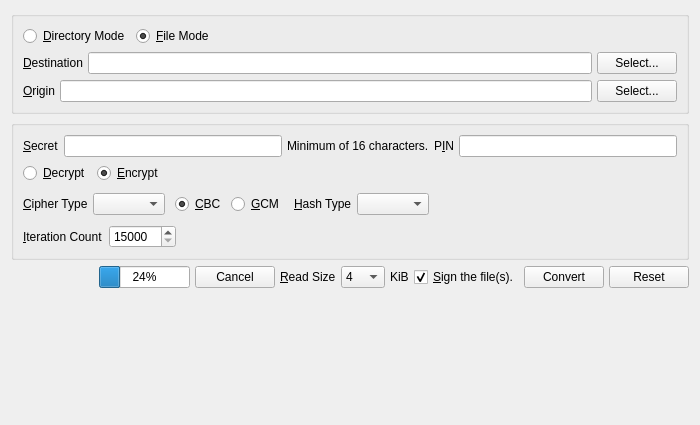
Before: the Qt Designer form branches/trunk/UI/spot-on-encryptfile-page.ui in textbrowser/spot-on, drawn with Qt 5.
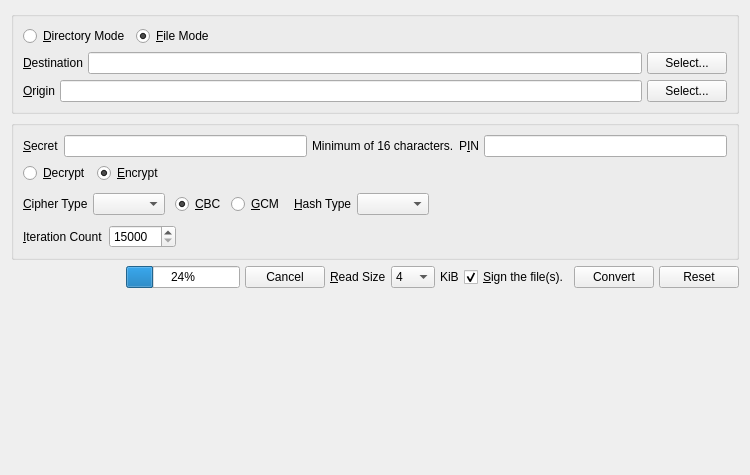
After: the same form once the commit is applied.

What changed in the file:
```diff
--- a/branches/trunk/UI/spot-on-encryptfile-page.ui
+++ b/branches/trunk/UI/spot-on-encryptfile-page.ui
@@ -6,8 +6,8 @@
    <rect>
     <x>0</x>
     <y>0</y>
-    <width>700</width>
-    <height>425</height>
+    <width>750</width>
+    <height>475</height>
    </rect>
   </property>
   <property name="windowTitle">
```
Left out of the diff: 11 changed lines with no effect on the pictures.
